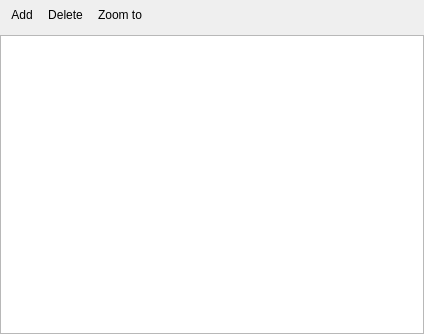
Old version of the form src/ui/qgsbookmarksbase.ui in the repository qgis/QGIS.
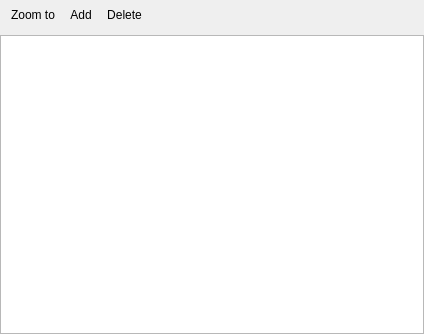
New version of the form. Icons and pictures are not drawn. Custom widgets are drawn as their Qt base class.

Commit message: [bookmarks] improve zoom to bookmark icon and UI

What changed in the file:
```diff
--- a/src/ui/qgsbookmarksbase.ui
+++ b/src/ui/qgsbookmarksbase.ui
@@ -38,9 +38,9 @@
       <property name="floatable">
        <bool>false</bool>
       </property>
+      <addaction name="actionZoomTo"/>
       <addaction name="actionAdd"/>
       <addaction name="actionDelete"/>
-      <addaction name="actionZoomTo"/>
      </widget>
     </item>
     <item row="1" column="0">
```
Left out of the diff: 20 changed lines with no effect on the pictures. The commit also changes 3 other files.
